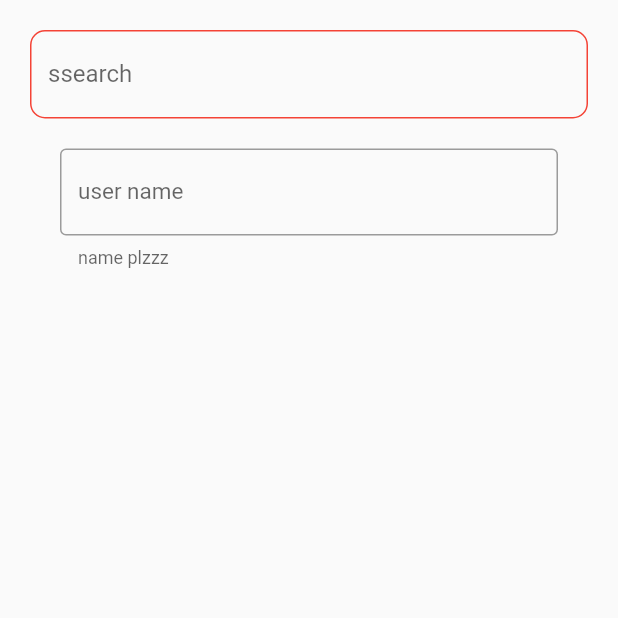
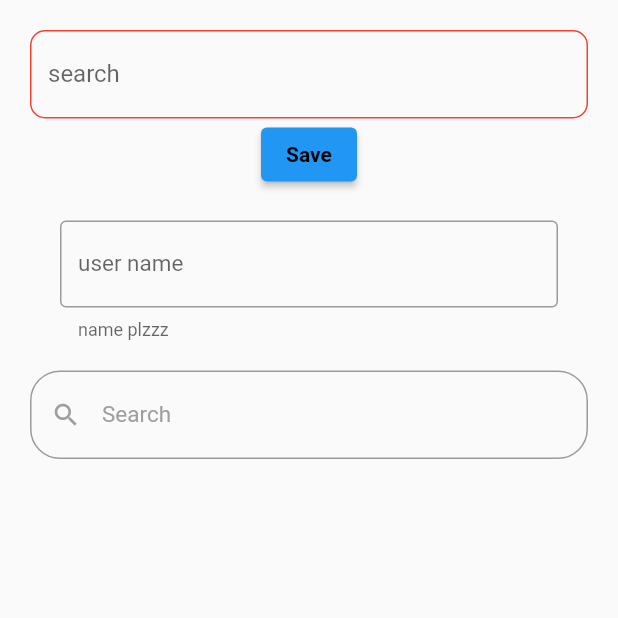
Before and after one commit to PiyushVaghasiya/trainee_app, a Flutter app: the Textformfield_demo screen opened directly, on a phone screen of 412 x 824 dp, the top half of it. Run offline on Flutter 3.47's test engine with Material 2 defaults, Android fonts, the phone set to English and light mode, and no system bars; network calls fail.

Commit message:
validators in textform field

```diff
--- a/lib/Demo/Textformfield.dart
+++ b/lib/Demo/Textformfield.dart
@@ -24,7 +24,9 @@ class _Textformfield_demoState extends State<Textformfield_demo>
   }
 
   final formkey = GlobalKey<FormState>();
+  FocusNode emailNode = FocusNode();
   TextEditingController emailController = TextEditingController();
+  String val = "";
 
   @override
   Widget build(BuildContext context) {
@@ -38,16 +40,45 @@ class _Textformfield_demoState extends State<Textformfield_demo>
               child: Column(
                 children: [
                   TextFormField(
+                    controller: emailController,
+                    keyboardType: TextInputType.emailAddress,
+                    textInputAction: TextInputAction.search,
                     decoration: InputDecoration(
                         enabledBorder: OutlineInputBorder(
                             borderRadius: BorderRadius.circular(10),
                             borderSide: BorderSide(color: Colors.red)),
                         hintText: "search",
-                        labelText: "ssearch",
+                        labelText: "search",
                         hintStyle:
                             TextStyle(color: Colors.green, fontSize: 15)),
+                    validator: (value) {
+                      bool emailValid = RegExp(
+                              r"^[a-zA-Z0-9.a-zA-Z0-9.!#$%&'*+-/=?^_`{|}~]+@[a-zA-Z0-9]+\.[a-zA-Z]+")
+                          .hasMatch(value ?? "");
+                      if (!emailValid) {
+                        return "invalid email";
+                      }
+                    },
+                    onChanged: (value) {
+                      setState(() {
+                        val = value;
+                        print(val);
+                      });
+                    },
                   ),
-                  Padding(padding: EdgeInsets.all(20),
+                  ElevatedButton(
+                      onPressed: () {
+                        if (formkey.currentState!.validate()) {
+                          FocusScope.of(context).unfocus();
+                        }
+                      },
+                      child: Text(
+                        "Save",
+                        style: TextStyle(
+                            color: Colors.black, fontWeight: FontWeight.bold),
+                      )),
+                  Padding(
+                    padding: EdgeInsets.all(20),
                     child: TextField(
                       decoration: InputDecoration(
                           helperText: "name plzzz",
@@ -59,6 +90,21 @@ class _Textformfield_demoState extends State<Textformfield_demo>
                       ),
                     ),
                   ),
+                  TextField(
+                    decoration: InputDecoration(
+                        border: OutlineInputBorder(
+                          borderRadius: BorderRadius.circular(20),
+                        ),
+                        fillColor: Colors.yellow,
+                        prefixIcon: Icon(
+                          Icons.search,
+                          color: Colors.grey,
+                          size: 20,
+                        ),
+                        labelText: "Search",
+                        labelStyle:
+                            TextStyle(color: Colors.grey, fontSize: 15)),
+                  ),
                 ],
               ),
             ),
--- a/lib/main.dart
+++ b/lib/main.dart
@@ -1,6 +1,7 @@
 import 'package:flutter/material.dart';
 import 'package:flutter/painting.dart';
 import 'package:untitled/Activity.dart';
+import 'package:untitled/Demo/Textformfield.dart';
 import 'package:untitled/Demo/radio_button_demo.dart';
 import 'package:untitled/Reels.dart';
 import 'package:untitled/messages.dart';
@@ -17,7 +18,7 @@ class MyApp extends StatelessWidget {
   Widget build(BuildContext context) {
     return MaterialApp(
       debugShowCheckedModeBanner: false,
-      home: RadioButtonDemo(),
+      home: Textformfield_demo(),
     );
   }
 }
@@ -73,7 +74,7 @@ class _ChatState extends State<Chat> with SingleTickerProviderStateMixin {
             onPressed: () {
               Navigator.push(
                 context,
-                MaterialPageRoute(builder: (context) => Msg()),
+                MaterialPageRoute(builder: (context) => Messages()),
               );
               // do something
             },
```
Also changed, not shown: lib/Demo/list_view.dart (added, +260 -0 lines), lib/messages.dart (+9 -10 lines).
